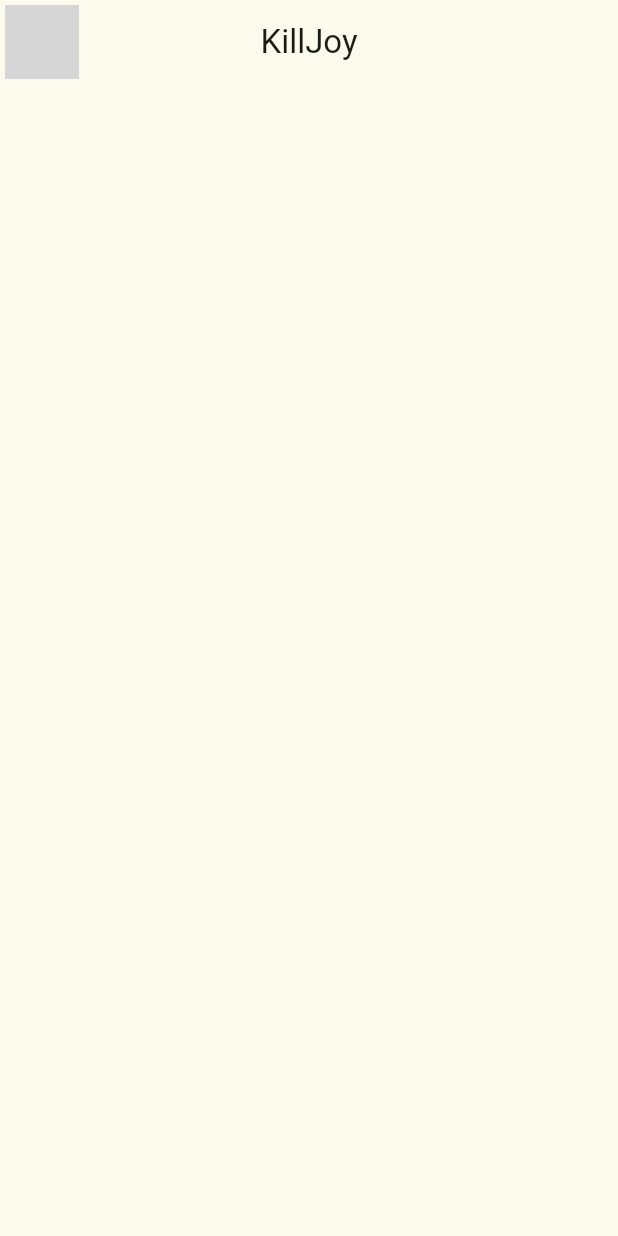
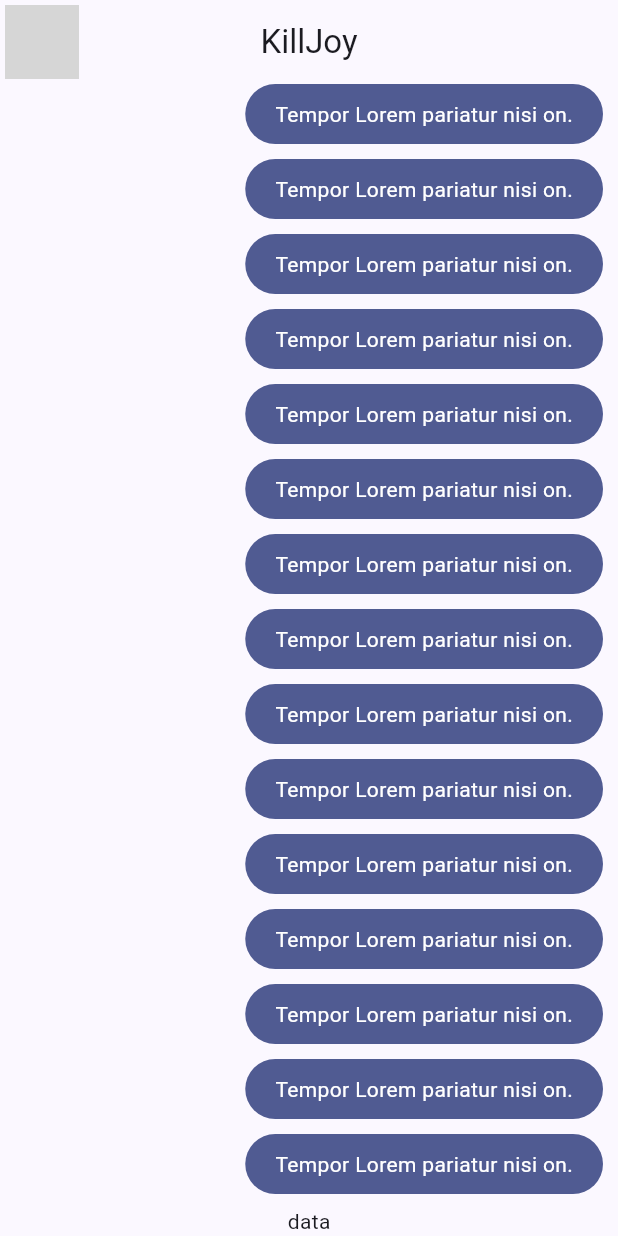
Before and after one commit to SergioNahin/yes_no_app, a Flutter app: the screen it shows after launch, on a phone screen of 412 x 824 dp. Run offline on Flutter 3.47's test engine with Material 3 defaults, Android fonts, the phone set to English and light mode, and no system bars; network calls fail; grey boxes are pictures that could not be loaded.

Commit message:
Estilo_Mensajes_nuestro_y_acomodo_vistas

```diff
--- a/lib/config/theme/app_theme.dart
+++ b/lib/config/theme/app_theme.dart
@@ -3,12 +3,12 @@ import 'package:flutter/material.dart';
 const Color _customColor1 = Color(0x00272D4D);
 const Color _customColor2 = Color(0x007f135f);
 const Color _customColor3 = Color(0x00dbf73b);
-
+const Color _customColor4 = Color(0x00fdff00);
 const List<Color> _colorThemes = [
   _customColor1,
   _customColor2,
   _customColor3,
-  Colors.yellow,
+  _customColor4,
   Colors.teal
 ];
 
--- a/lib/main.dart
+++ b/lib/main.dart
@@ -1,6 +1,6 @@
 import 'package:flutter/material.dart';
 import 'package:yes_no_app/config/theme/app_theme.dart';
-import 'package:yes_no_app/presentation/chat/chat_screen.dart';
+import 'package:yes_no_app/presentation/screens/chat/chat_screen.dart';
 
 void main() => runApp(const MyApp());
 
@@ -12,7 +12,7 @@ class MyApp extends StatelessWidget {
     return MaterialApp(
       title: 'Yes No App',
       debugShowCheckedModeBanner: false,
-      theme: AppTheme(selectedColor: 2).theme(),
+      theme: AppTheme(selectedColor: 0).theme(),
       home: const ChatScreen(),
     );
   }
--- a/lib/presentation/chat/chat_screen.dart
+++ /dev/null
@@ -1,20 +0,0 @@
-import 'package:flutter/material.dart';
-
-class ChatScreen extends StatelessWidget {
-  const ChatScreen({super.key});
-
-  @override
-  Widget build(BuildContext context) {
-    return Scaffold(
-      appBar: AppBar(
-        leading: Padding(
-          padding: const EdgeInsets.all(3.5),
-          child: CircleAvatar(
-            backgroundImage: NetworkImage('https://valoranto.com/wp-content/uploads/2022/10/killjoy_valorant_icon_2245.webp'),),
-        ),
-        title: Text('KillJoy'),
-        centerTitle: true,
-      ),
-    );
-  }
-}
--- /dev/null
+++ b/lib/presentation/screens/chat/chat_screen.dart
@@ -0,0 +1,47 @@
+import 'package:flutter/material.dart';
+import 'package:yes_no_app/presentation/widgets/chat/my_message_bubble.dart';
+
+class ChatScreen extends StatelessWidget {
+  const ChatScreen({super.key});
+
+  @override
+  Widget build(BuildContext context) {
+    return Scaffold(
+      appBar: AppBar(
+        leading: const Padding(
+          padding: EdgeInsets.all(3.5),
+          child: CircleAvatar(
+            backgroundImage: NetworkImage(
+                'https://valoranto.com/wp-content/uploads/2022/10/killjoy_valorant_icon_2245.webp'),
+          ),
+        ),
+        title: const Text('KillJoy'),
+        centerTitle: true,
+      ),
+      body: _ChatView(),
+    );
+  }
+}
+
+class _ChatView extends StatelessWidget {
+  @override
+  Widget build(BuildContext context) {
+    return SafeArea(
+      child: Padding(
+        padding: const EdgeInsets.symmetric(horizontal: 10),
+        child: Column(
+          children: [
+            Expanded(
+              child: ListView.builder(
+                itemBuilder: (BuildContext context, int index) {
+                  return MyMessageBubble();
+                },
+              ),
+            ),
+            Text('data')
+          ],
+        ),
+      ),
+    );
+  }
+}
--- /dev/null
+++ b/lib/presentation/widgets/chat/my_message_bubble.dart
@@ -0,0 +1,31 @@
+import 'package:flutter/material.dart';
+
+class MyMessageBubble extends StatelessWidget {
+  const MyMessageBubble({super.key});
+
+  @override
+  Widget build(BuildContext context) {
+    final colors = Theme.of(context).colorScheme;
+
+    return Column(
+      crossAxisAlignment: CrossAxisAlignment.end,
+      children: [
+        Container(
+          decoration: BoxDecoration(
+            color:colors.primary, borderRadius: BorderRadius.circular(20),
+          ),
+          child: Padding(
+            padding: const EdgeInsets.symmetric(horizontal: 20, vertical: 10),
+            child: Text(
+              'Tempor Lorem pariatur nisi on.',
+              style: TextStyle(color: Colors.white),
+            ),
+          ),
+        ),
+        const SizedBox(
+          height: 10,
+        )
+      ],
+    );
+  }
+}
```
